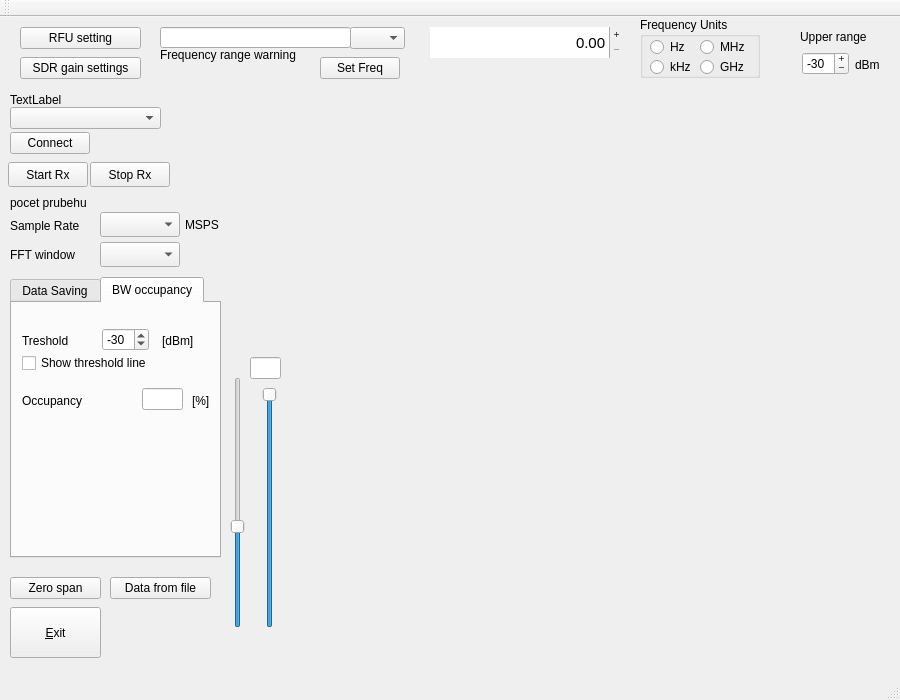
Qt form mainwindow.ui (petrsvobodnik/DP) before a commit.
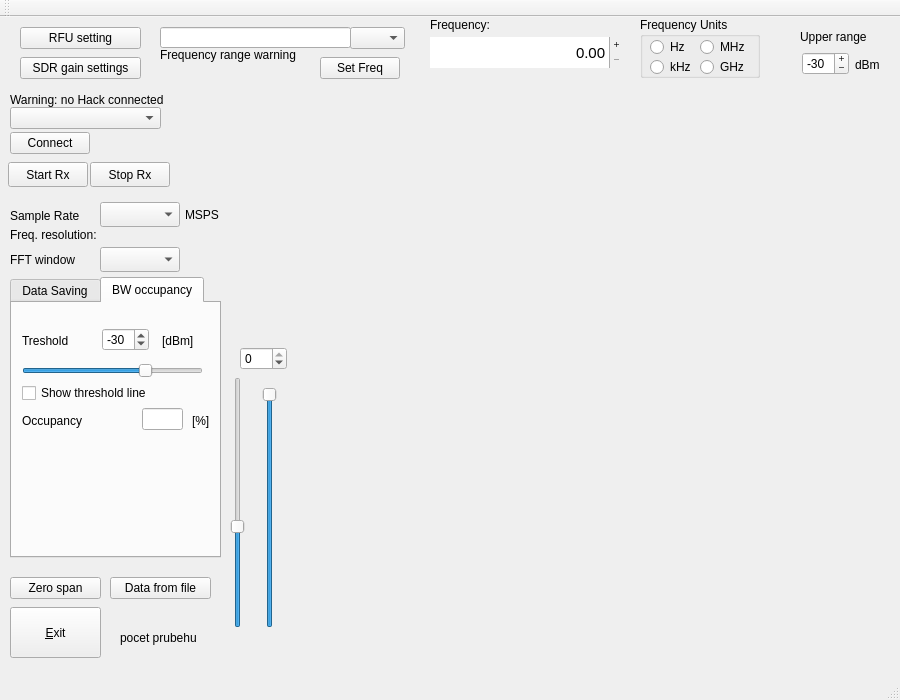
The same form after that commit. The open tabs and pages were chosen to show the change. Custom widgets are drawn as their Qt base class.

Commit message: Pridana timeLine, uprava RFU settings, nastaveni frekvence pres spinbox

The edit to the form file:
```diff
--- a/mainwindow.ui
+++ b/mainwindow.ui
@@ -43,8 +43,8 @@
    <widget class="QLabel" name="label_2">
     <property name="geometry">
      <rect>
-      <x>10</x>
-      <y>175</y>
+      <x>120</x>
+      <y>610</y>
       <width>91</width>
       <height>21</height>
      </rect>
@@ -521,7 +521,7 @@
     <property name="geometry">
      <rect>
       <x>100</x>
-      <y>225</y>
+      <y>230</y>
       <width>80</width>
       <height>25</height>
      </rect>
@@ -656,19 +656,19 @@
      <rect>
       <x>10</x>
       <y>75</y>
-      <width>171</width>
+      <width>181</width>
       <height>16</height>
      </rect>
     </property>
     <property name="text">
-     <string>TextLabel</string>
+     <string>Warning: no Hack connected</string>
     </property>
    </widget>
    <widget class="QComboBox" name="CBsampleRate">
     <property name="geometry">
      <rect>
       <x>100</x>
-      <y>195</y>
+      <y>185</y>
       <width>80</width>
       <height>25</height>
      </rect>
@@ -745,16 +745,6 @@
      <enum>Qt::Vertical</enum>
     </property>
    </widget>
-   <widget class="QLineEdit" name="LEupperWF">
-    <property name="geometry">
-     <rect>
-      <x>250</x>
-      <y>340</y>
-      <width>31</width>
-      <height>22</height>
-     </rect>
-    </property>
-   </widget>
    <widget class="QSlider" name="SliderScaling">
     <property name="geometry">
      <rect>
@@ -801,7 +791,7 @@
     <property name="geometry">
      <rect>
       <x>10</x>
-      <y>201</y>
+      <y>191</y>
       <width>91</width>
       <height>16</height>
      </rect>
@@ -814,7 +804,7 @@
     <property name="geometry">
      <rect>
       <x>10</x>
-      <y>230</y>
+      <y>235</y>
       <width>81</width>
       <height>16</height>
      </rect>
@@ -827,7 +817,7 @@
     <property name="geometry">
      <rect>
       <x>185</x>
-      <y>200</y>
+      <y>190</y>
       <width>41</width>
       <height>16</height>
      </rect>
@@ -863,7 +853,7 @@
     <property name="geometry">
      <rect>
       <x>430</x>
-      <y>10</y>
+      <y>20</y>
       <width>191</width>
       <height>31</height>
      </rect>
@@ -1114,7 +1104,7 @@
       <property name="geometry">
        <rect>
         <x>130</x>
-        <y>85</y>
+        <y>105</y>
         <width>41</width>
         <height>22</height>
        </rect>
@@ -1178,7 +1168,7 @@
       <property name="geometry">
        <rect>
         <x>180</x>
-        <y>90</y>
+        <y>110</y>
         <width>21</width>
         <height>16</height>
        </rect>
@@ -1191,7 +1181,7 @@
       <property name="geometry">
        <rect>
         <x>10</x>
-        <y>90</y>
+        <y>110</y>
         <width>91</width>
         <height>16</height>
        </rect>
@@ -1204,7 +1194,7 @@
       <property name="geometry">
        <rect>
         <x>10</x>
-        <y>50</y>
+        <y>80</y>
         <width>151</width>
         <height>20</height>
        </rect>
@@ -1213,6 +1203,28 @@
        <string>Show threshold line</string>
       </property>
      </widget>
+     <widget class="QSlider" name="SliderTreshold">
+      <property name="geometry">
+       <rect>
+        <x>10</x>
+        <y>60</y>
+        <width>181</width>
+        <height>16</height>
+       </rect>
+      </property>
+      <property name="minimum">
+       <number>-100</number>
+      </property>
+      <property name="maximum">
+       <number>0</number>
+      </property>
+      <property name="value">
+       <number>-30</number>
+      </property>
+      <property name="orientation">
+       <enum>Qt::Horizontal</enum>
+      </property>
+     </widget>
     </widget>
    </widget>
    <widget class="QGroupBox" name="GBfreqUnits">
@@ -1292,6 +1304,51 @@
      </attribute>
     </widget>
    </widget>
+   <widget class="QLabel" name="label_12">
+    <property name="geometry">
+     <rect>
+      <x>430</x>
+      <y>0</y>
+      <width>81</width>
+      <height>16</height>
+     </rect>
+    </property>
+    <property name="text">
+     <string>Frequency:</string>
+    </property>
+   </widget>
+   <widget class="QSpinBox" name="SBupperWF">
+    <property name="geometry">
+     <rect>
+      <x>240</x>
+      <y>330</y>
+      <width>47</width>
+      <height>23</height>
+     </rect>
+    </property>
+    <property name="minimum">
+     <number>-90</number>
+    </property>
+    <property name="maximum">
+     <number>0</number>
+    </property>
+    <property name="singleStep">
+     <number>5</number>
+    </property>
+   </widget>
+   <widget class="QLabel" name="labelFreqRes">
+    <property name="geometry">
+     <rect>
+      <x>10</x>
+      <y>210</y>
+      <width>171</width>
+      <height>16</height>
+     </rect>
+    </property>
+    <property name="text">
+     <string>Freq. resolution:</string>
+    </property>
+   </widget>
   </widget>
   <widget class="QMenuBar" name="menuBar">
    <property name="geometry">
```
Left out of the diff: 7 changed lines with no effect on the pictures. The commit also changes 18 other files.
